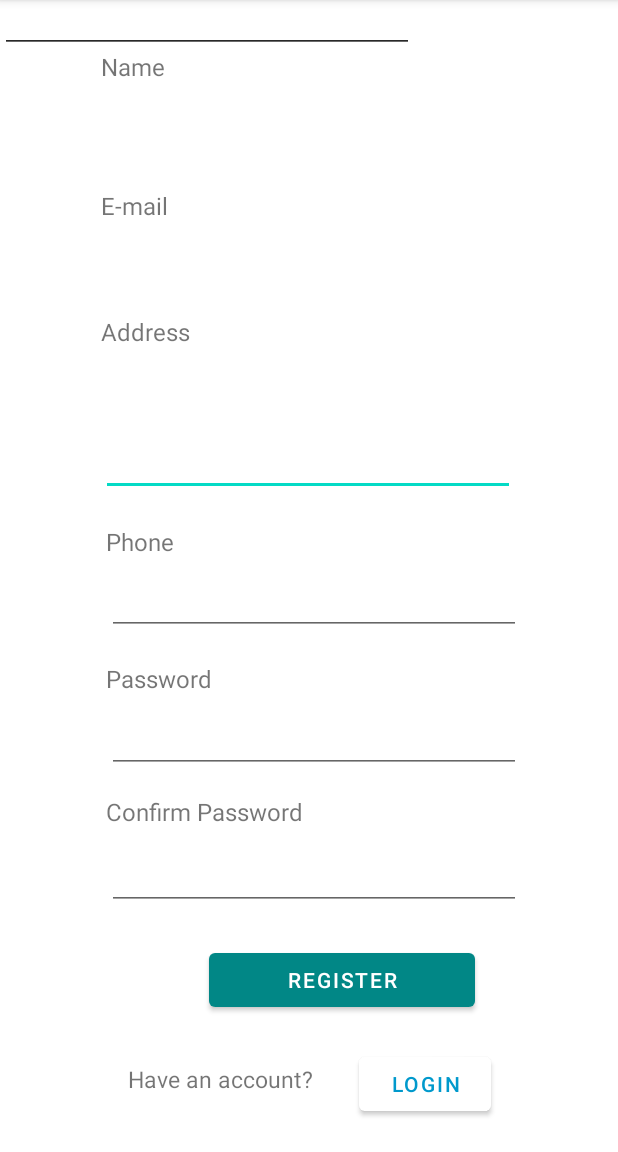
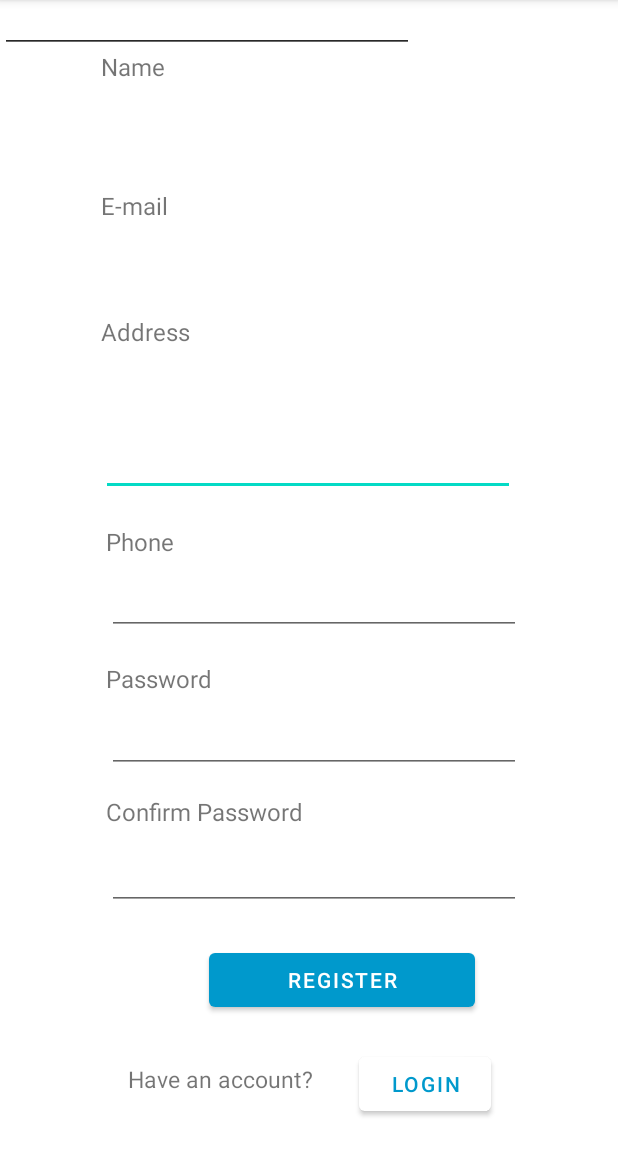
Before and after one commit to aparna-jay/Online-Shopping-Application-UEE, an Android app: the RegisterActivity screen opened directly, with no data from a screen before it, on a phone screen of 412 x 824 dp, the part 84-1236 px from its top. Run offline under Robolectric (Android 15) with nearby library versions, the phone set to English and light mode, and no system bars.

Commit message:
register

```diff
--- a/app/src/main/res/layout/activity_register.xml
+++ b/app/src/main/res/layout/activity_register.xml
@@ -38,7 +38,7 @@
         android:layout_width="177dp"
         android:layout_height="48dp"
         android:text="Register"
-        app:backgroundTint="@color/teal_700"
+        app:backgroundTint="@android:color/holo_blue_dark"
         app:layout_constraintBottom_toBottomOf="parent"
         app:layout_constraintEnd_toEndOf="parent"
         app:layout_constraintHorizontal_bias="0.594"
```
